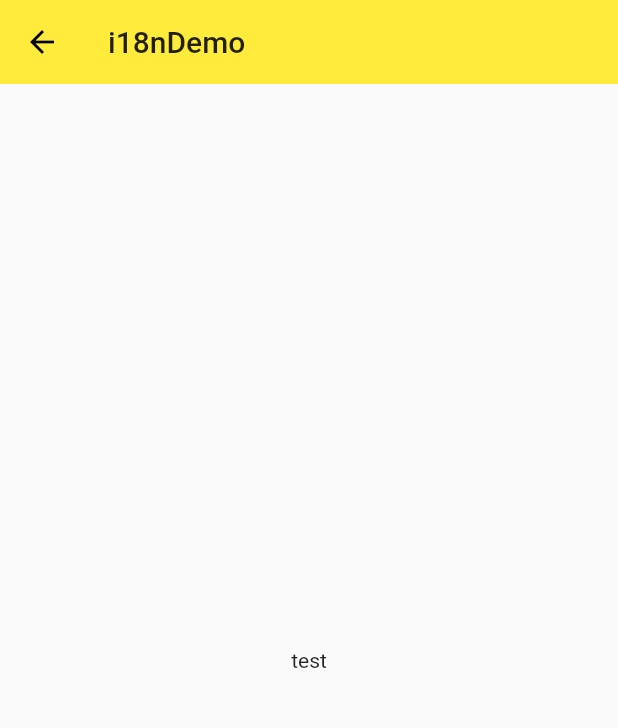
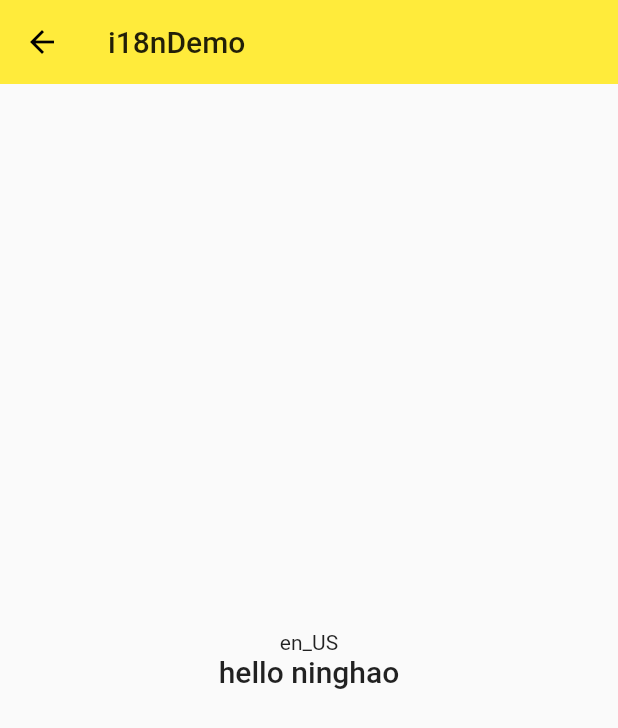
Before and after one commit to XYXiaoYuan/flutter_study, a Flutter app: the screen it shows after launch, on a phone screen of 412 x 824 dp. Shown: the top 728 px of the screen. Run offline on Flutter 3.47's test engine with Material 2 defaults, Android fonts, the phone set to English and light mode, and no system bars; our stand-ins replace rxdart.

Commit message:
加载和使用本地化语言配置

```diff
--- a/flutter_study/lib/demo/i18n/i18n_demo.dart
+++ b/flutter_study/lib/demo/i18n/i18n_demo.dart
@@ -1,16 +1,29 @@
 import 'package:flutter/material.dart';
+
+import 'intl/ninghao_demo_localizations.dart';
+// import 'map/ninghao_demo_localizations.dart';
 
 class I18nDemo extends StatelessWidget {
   @override
   Widget build(BuildContext context) {
+    Locale locale = Localizations.localeOf(context);
+
     return Scaffold(
       appBar: AppBar(
         title: Text('i18nDemo'),
         elevation: 0.0
       ),
-      body: Container(
-        child: Center(
-          child: Text('test'),
+      body: Center(
+        child: Column(
+          mainAxisAlignment: MainAxisAlignment.center,
+          children: <Widget>[
+            Text(locale.toString()),
+            Text(
+              // Localizations.of(context, NinghaoDemoLocalizations).title,
+              NinghaoDemoLocalizations.of(context).greet('ninghao'),
+              style: Theme.of(context).textTheme.title,
+            )
+          ]
         )
       )
     );
--- /dev/null
+++ b/flutter_study/lib/demo/i18n/intl/ninghao_demo_localizations.dart
@@ -0,0 +1,55 @@
+import 'package:flutter/material.dart';
+import 'package:intl/intl.dart';
+import 'ninghao_demo_messages_all.dart';
+
+class NinghaoDemoLocalizations {
+  static NinghaoDemoLocalizations of(BuildContext context) {
+    return Localizations.of<NinghaoDemoLocalizations>(
+      context,
+      NinghaoDemoLocalizations
+    );
+  }
+
+  static Future<NinghaoDemoLocalizations> load(Locale locale) {
+    final String name =
+      locale.countryCode.isEmpty ? locale.languageCode : locale.toString();
+    final String localeName = Intl.canonicalizedLocale(name);
+
+    return initializeMessages(localeName).then((bool _) {
+      Intl.defaultLocale = localeName;
+      return NinghaoDemoLocalizations();
+    });
+  }
+
+  String get title => Intl.message(
+    'hello',
+    name: 'title',
+    desc: 'demo localizations.',
+  );
+
+  String greet(String name) => Intl.message(
+    'hello $name',
+    name: 'greet',
+    desc: 'greet someone.',
+    args: [name],
+  );
+}
+
+class NinghaoDemoLocalizationsDelegate extends LocalizationsDelegate<NinghaoDemoLocalizations> {
+  NinghaoDemoLocalizationsDelegate();
+
+  @override
+  Future<NinghaoDemoLocalizations> load(Locale locale) {
+    return NinghaoDemoLocalizations.load(locale);
+  }
+
+  @override
+  bool isSupported(Locale locale) {
+    return true;
+  }
+
+  @override
+  bool shouldReload(LocalizationsDelegate<NinghaoDemoLocalizations> old) {
+    return false;
+  }
+}
--- /dev/null
+++ b/flutter_study/lib/demo/i18n/map/ninghao_demo_localizations.dart
@@ -0,0 +1,48 @@
+import 'package:flutter/foundation.dart' show SynchronousFuture;
+import 'package:flutter/material.dart';
+
+class NinghaoDemoLocalizations {
+  final Locale locale;
+  NinghaoDemoLocalizations(this.locale);
+
+  static NinghaoDemoLocalizations of(BuildContext context) {
+    return Localizations.of<NinghaoDemoLocalizations>(
+      context,
+      NinghaoDemoLocalizations
+    );
+  }
+
+  static Map<String, Map<String, String>> _localized = {
+    'en': {
+      'title': 'hello',
+    },
+    'zh': {
+      'title': '您好',
+    }
+  };
+
+  String get title {
+    return _localized[locale.languageCode]['title'];
+  }
+}
+
+// class NinghaoDemoLocalizationsDelegate extends LocalizationsDelegate<NinghaoDemoLocalizations> {
+//   NinghaoDemoLocalizationsDelegate();
+
+//   @override
+//   Future<NinghaoDemoLocalizations> load(Locale locale) {
+//     return SynchronousFuture<NinghaoDemoLocalizations>(
+//       NinghaoDemoLocalizations(locale),
+//     );
+//   }
+
+//   @override
+//   bool isSupported(Locale locale) {
+//     return true;
+//   }
+
+//   @override
+//   bool shouldReload(LocalizationsDelegate<NinghaoDemoLocalizations> old) {
+//     return false;
+//   }
+// }
--- a/flutter_study/lib/main.dart
+++ b/flutter_study/lib/main.dart
@@ -1,4 +1,5 @@
 import 'package:flutter/material.dart';
+import 'package:flutter_study/demo/i18n/map/ninghao_demo_localizations.dart';
 import 'demo/animation/animation_demo.dart';
 import 'demo/basic_demo.dart';
 import 'demo/bloc/bloc_demo.dart';
@@ -15,6 +16,8 @@ import 'demo/navigator_demo.dart';
 import 'demo/state_management_demo.dart';
 import 'demo/stream/stream_demo.dart';
 import 'demo/util/tab_navigator.dart';
+import 'package:flutter_localizations/flutter_localizations.dart';
+import 'demo/i18n/intl/ninghao_demo_localizations.dart';
 
 void main() => runApp(MyApp());
 
@@ -22,6 +25,20 @@ class MyApp extends StatelessWidget {
   @override
   Widget build(BuildContext context) {
     return MaterialApp(
+      // locale: Locale('en', 'US'),
+      locale: Locale('zh', 'CN'),
+      localeResolutionCallback: (Locale locale, Iterable<Locale> supportedLocales) {
+        return Locale('en', 'US');
+      },
+      localizationsDelegates: [
+        NinghaoDemoLocalizationsDelegate(),
+        GlobalMaterialLocalizations.delegate,
+        GlobalWidgetsLocalizations.delegate,
+      ],
+      supportedLocales: [
+        Locale('en', 'US'),
+        Locale('zh', 'CN'),
+      ],
       debugShowCheckedModeBanner: false,
       // home: Home(),
       initialRoute: '/i18n',
@@ -34,7 +51,8 @@ class MyApp extends StatelessWidget {
         highlightColor: Color.fromRGBO(255, 255, 255, 0.5),
         splashColor: Colors.white70,
         accentColor: Color.fromRGBO(3, 54, 255, 1.0),
-        ));
+      )
+    );
   }
 }
 
```
Also changed, not shown: flutter_study/lib/demo/i18n/intl/intl_en.arb (added, +17 -0 lines), flutter_study/lib/demo/i18n/intl/intl_messages.arb (added, +17 -0 lines), flutter_study/lib/demo/i18n/intl/intl_zh.arb (added, +17 -0 lines), flutter_study/lib/demo/i18n/intl/ninghao_demo_messages_all.dart (added, +71 -0 lines), flutter_study/lib/demo/i18n/intl/ninghao_demo_messages_en.dart (added, +29 -0 lines), flutter_study/lib/demo/i18n/intl/ninghao_demo_messages_messages.dart (added, +29 -0 lines), flutter_study/lib/demo/i18n/intl/ninghao_demo_messages_zh.dart (added, +29 -0 lines), flutter_study/pubspec.yaml (+5 -2 lines), 1 other file. Lines whose indentation alone changed are shown as unchanged.
